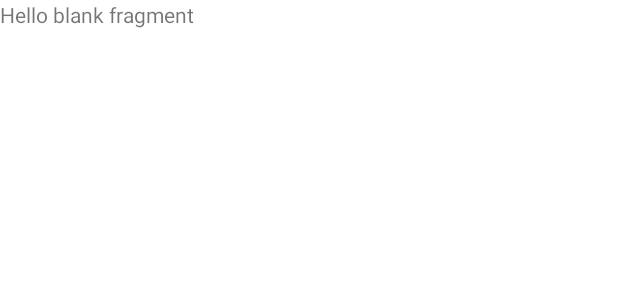
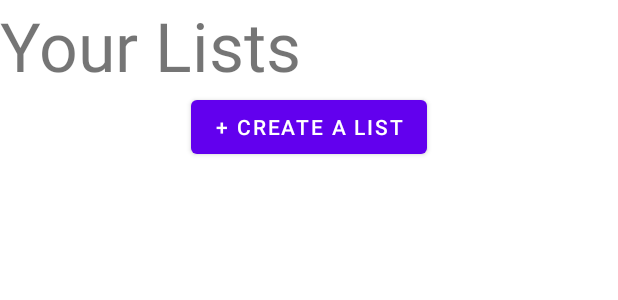
Before and after one commit to CSCI4325-MobileGroup3/Android_RestaurantPicker, an Android app: the layout fragment_list_list.xml on its own in the app's theme, with its tools: preview values and no code run, on a phone screen of 412 x 824 dp. Shown: the top 300 px of the screen. Run offline under Robolectric (Android 15) with nearby library versions, the phone set to English and light mode, and no system bars.

Commit message:
Created layout for list screen

```diff
--- a/app/src/main/res/layout/fragment_list_list.xml
+++ b/app/src/main/res/layout/fragment_list_list.xml
@@ -1,14 +1,49 @@
 <?xml version="1.0" encoding="utf-8"?>
 <FrameLayout xmlns:android="http://schemas.android.com/apk/res/android"
+    xmlns:app="http://schemas.android.com/apk/res-auto"
     xmlns:tools="http://schemas.android.com/tools"
     android:layout_width="match_parent"
     android:layout_height="match_parent"
     tools:context=".ListListFragment">
 
-    <!-- TODO: Update blank fragment layout -->
-    <TextView
+    <LinearLayout
         android:layout_width="match_parent"
         android:layout_height="match_parent"
-        android:text="@string/hello_blank_fragment" />
+        android:gravity="center_horizontal"
+        android:orientation="vertical" >
 
+        <TextView
+            android:id="@+id/fragmentTitleBar"
+            android:layout_width="match_parent"
+            android:layout_height="wrap_content"
+            app:layout_constraintEnd_toEndOf="parent"
+            app:layout_constraintStart_toStartOf="parent"
+            app:layout_constraintTop_toTopOf="parent"
+            app:layout_constraintBottom_toTopOf="@id/listRV"
+            android:text="Your Lists"
+            android:textSize="45dp"/>
+
+
+        <androidx.recyclerview.widget.RecyclerView
+            android:id="@+id/listRV"
+            android:layout_width="match_parent"
+            android:layout_height="wrap_content"
+            app:layout_constraintEnd_toEndOf="parent"
+            app:layout_constraintStart_toStartOf="parent"
+            app:layout_constraintTop_toBottomOf="@id/fragmentTitleBar"
+            app:layout_constraintBottom_toTopOf="@id/addBtn"
+            tools:context=".BestSellerBooksFragment"
+            tools:listitem="@layout/item_list"/>
+
+        <Button
+            android:id="@+id/addBtn"
+            android:layout_width="wrap_content"
+            android:layout_height="wrap_content"
+            android:text="+ Create a List"
+            app:layout_constraintBottom_toBottomOf="parent"
+            app:layout_constraintEnd_toEndOf="parent"
+            app:layout_constraintStart_toStartOf="parent"
+            app:layout_constraintTop_toBottomOf="@id/listRV" />
+
+    </LinearLayout>
 </FrameLayout>
```
Also changed, not shown: app/src/main/java/com/example/restaurantpicker/ListFragment.kt (added, +12 -0 lines), app/src/main/res/layout/fragment_home.xml (+7 -0 lines), app/src/main/res/layout/fragment_list.xml (added, +14 -0 lines).
